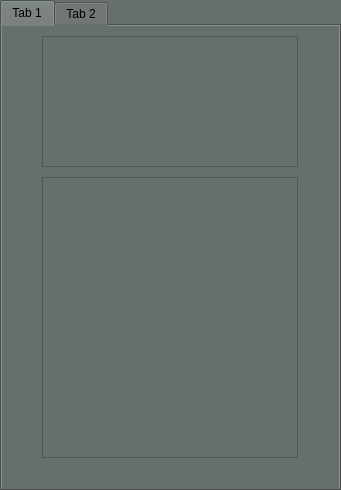
First picture: the form in PyQt_files/blind_print_options_new.ui, repository C9RRY/LIngLab, before the edit.
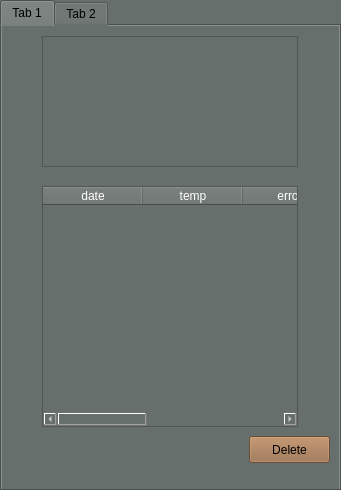
Second picture: the form after the edit.

```diff
--- a/PyQt_files/blind_print_options_new.ui
+++ b/PyQt_files/blind_print_options_new.ui
@@ -43,14 +43,58 @@
        </rect>
       </property>
      </widget>
-     <widget class="QTextBrowser" name="textBrowser">
+     <widget class="QTableWidget" name="tableWidget">
       <property name="geometry">
        <rect>
         <x>40</x>
-        <y>151</y>
+        <y>160</y>
         <width>256</width>
-        <height>281</height>
+        <height>241</height>
        </rect>
+      </property>
+      <property name="styleSheet">
+       <string notr="true">color: rgb(255, 255, 255);</string>
+      </property>
+      <column>
+       <property name="text">
+        <string>date</string>
+       </property>
+      </column>
+      <column>
+       <property name="text">
+        <string>temp</string>
+       </property>
+      </column>
+      <column>
+       <property name="text">
+        <string>errors</string>
+       </property>
+      </column>
+      <column>
+       <property name="text">
+        <string>time</string>
+       </property>
+      </column>
+      <column>
+       <property name="text">
+        <string/>
+       </property>
+      </column>
+     </widget>
+     <widget class="QPushButton" name="delete_pinned">
+      <property name="geometry">
+       <rect>
+        <x>247</x>
+        <y>410</y>
+        <width>81</width>
+        <height>27</height>
+       </rect>
+      </property>
+      <property name="styleSheet">
+       <string notr="true">background-color: rgb(152, 106, 68);</string>
+      </property>
+      <property name="text">
+       <string>Delete</string>
       </property>
      </widget>
     </widget>
```
